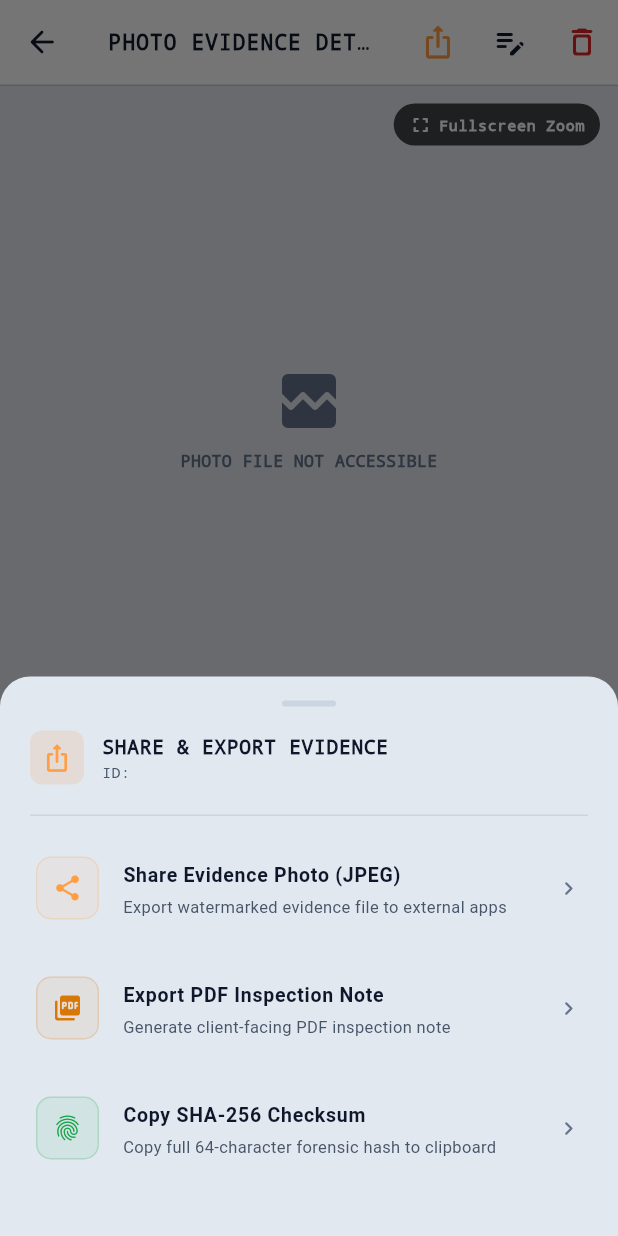
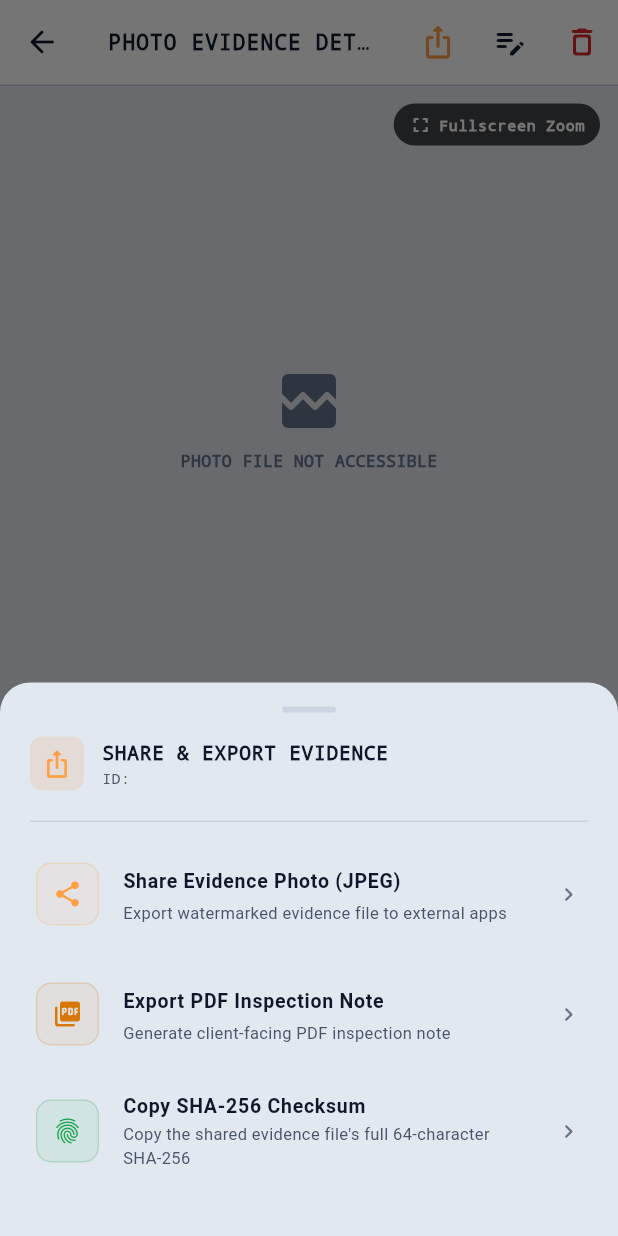
Before and after one commit to moloygoswami/SiteLens, a Flutter app: the MediaDetailScreen screen opened directly with empty values, after a tap on the "ios share" icon, on a phone screen of 412 x 824 dp. Run offline on Flutter 3.47's test engine with Material 3 defaults, Android fonts, the light colour scheme and no system bars; our stand-ins replace camera, clock, cloud_firestore, cloud_functions, connectivity_plus, drift and 14 more; missing offline and left inert: firebase_app_check, get_thumbnail_video; accounts and stored records are empty; generated files the repository leaves out were written again.

Commit message:
fix(gallery): enforce evidence hash authority
Co-authored-by: CommandCodeBot <noreply@commandcode.ai>

```diff
--- a/lib/features/gallery/media_detail_screen.dart
+++ b/lib/features/gallery/media_detail_screen.dart
@@ -42,7 +42,8 @@ class _MediaDetailScreenState extends ConsumerState<MediaDetailScreen> {
   MediaItem? _linkedItem;
   String? _resolvedEvidencePath;
   String? _resolvedOriginalPath;
-  bool _isShaExpanded = false;
+  bool _isOriginalShaExpanded = false;
+  bool _isEvidenceShaExpanded = false;
   bool _isRecovering = false;
 
   /// Canonical persisted site code for [_item]'s site, resolved from the site
@@ -347,24 +348,44 @@ class _MediaDetailScreenState extends ConsumerState<MediaDetailScreen> {
     }
   }
 
-  void _copyShaToClipboard() {
-    final hash = _item.sha256Hash ?? _item.evidenceSha256Hash ?? 'UNKNOWN';
+  /// Copies the digest of exactly the artifact named by [label].
+  ///
+  /// RD-M4-02: a missing digest is disclosed as unavailable and nothing is
+  /// copied — the other artifact's hash is never substituted (Rule 5).
+  void _copyHashToClipboard(String? hash, String label) {
+    ScaffoldMessenger.of(context).removeCurrentSnackBar();
+
+    if (hash == null || hash.isEmpty) {
+      ScaffoldMessenger.of(context).showSnackBar(
+        SnackBar(
+          content: Text(
+            '$label unavailable — nothing copied',
+            style: const TextStyle(fontFamily: 'monospace', fontSize: 11),
+          ),
+          duration: const Duration(seconds: 2),
+          behavior: SnackBarBehavior.floating,
+        ),
+      );
+      return;
+    }
+
     Clipboard.setData(ClipboardData(text: hash));
-    ScaffoldMessenger.of(context).removeCurrentSnackBar();
     ScaffoldMessenger.of(context).showSnackBar(
-      const SnackBar(
+      SnackBar(
         content: Row(
           children: [
-            Icon(Icons.check_circle_outline_rounded,
+            const Icon(Icons.check_circle_outline_rounded,
                 color: AppColors.statusGreenLight, size: 16),
-            SizedBox(width: 8),
-            Text(
-              'Full SHA-256 Checksum copied to clipboard',
-              style: TextStyle(fontFamily: 'monospace', fontSize: 11),
+            const SizedBox(width: 8),
+            Expanded(
+              child: Text(
+                '$label copied to clipboard',
+                style: const TextStyle(fontFamily: 'monospace', fontSize: 11),
+              ),
             ),
           ],
         ),
-        duration: Duration(seconds: 2),
+        duration: const Duration(seconds: 2),
         behavior: SnackBarBehavior.floating,
       ),
     );
@@ -489,8 +510,10 @@ class _MediaDetailScreenState extends ConsumerState<MediaDetailScreen> {
     final isDegradedStatus = _item.verificationStatus == HudStatus.degraded;
     final isVerifiedStatus = _item.verificationStatus == HudStatus.verified;
     final isPendingStatus = _item.verificationStatus == HudStatus.pending;
-    final fullSha = _item.sha256Hash ?? 'UNKNOWN';
-    final hashPrefix = fullSha.length > 16 ? fullSha.substring(0, 16) : fullSha;
+    // RD-M4-02: the two persisted digests identify two different artifacts and
+    // are presented independently — never conflated via a fallback.
+    final originalSha = _item.sha256Hash;
+    final evidenceSha = _item.evidenceSha256Hash;
     final screenHeight = MediaQuery.of(context).size.height;
 
     return Scaffold(
@@ -957,45 +980,29 @@ class _MediaDetailScreenState extends ConsumerState<MediaDetailScreen> {
                           ),
                         ],
                         const SizedBox(height: 8),
-                        InkWell(
-                          onTap: () =>
-                              setState(() => _isShaExpanded = !_isShaExpanded),
-                          borderRadius: BorderRadius.circular(6),
-                          child: Container(
-                            padding: const EdgeInsets.symmetric(
-                                horizontal: 8, vertical: 6),
-                            decoration: BoxDecoration(
-                              color: AppColors.surfaceContainerHigh,
-                              borderRadius: BorderRadius.circular(6),
-                              border: Border.all(color: AppColors.border),
-                            ),
-                            child: Row(
-                              children: [
-                                Expanded(
-                                  child: Text(
-                                    _isShaExpanded
-                                        ? 'SHA256:\n$fullSha'
-                                        : 'SHA256: $hashPrefix...',
-                                    style: const TextStyle(
-                                      fontFamily: 'monospace',
-                                      fontSize: 10,
-                                      fontWeight: FontWeight.w700,
-                                      color: AppColors.primaryLight,
-                                      height: 1.3,
-                                    ),
-                                  ),
-                                ),
-                                IconButton(
-                                  icon: const Icon(Icons.copy_rounded,
-                                      size: 16, color: AppColors.textSecondary),
-                                  tooltip: 'Copy SHA-256 Hash',
-                                  onPressed: _copyShaToClipboard,
-                                  constraints: const BoxConstraints(
-                                      minWidth: 48, minHeight: 48),
-                                ),
-                              ],
-                            ),
-                          ),
+                        // RD-M4-02: each persisted digest is labelled by the
+                        // artifact it belongs to and copied independently. For
+                        // video evidence the recorded MP4 is both the original
+                        // and the evidence artifact, so both digests are the
+                        // same value by design.
+                        _buildHashRow(
+                          label: 'ORIGINAL SHA-256',
+                          hash: originalSha,
+                          isExpanded: _isOriginalShaExpanded,
+                          onToggleExpand: () => setState(() =>
+                              _isOriginalShaExpanded = !_isOriginalShaExpanded),
+                          onCopy: () => _copyHashToClipboard(
+                              originalSha, 'ORIGINAL SHA-256'),
+                        ),
+                        const SizedBox(height: 6),
+                        _buildHashRow(
+                          label: 'EVIDENCE SHA-256',
+                          hash: evidenceSha,
+                          isExpanded: _isEvidenceShaExpanded,
+                          onToggleExpand: () => setState(() =>
+                              _isEvidenceShaExpanded = !_isEvidenceShaExpanded),
+                          onCopy: () => _copyHashToClipboard(
+                              evidenceSha, 'EVIDENCE SHA-256'),
                         ),
                       ],
                     ),
@@ -1091,6 +1098,60 @@ class _MediaDetailScreenState extends ConsumerState<MediaDetailScreen> {
     final hasAudio = _item.hasAudioTrack;
     if (hasAudio == null) return '—';
     return hasAudio ? 'CAPTURED' : 'MUTED';
+  }
+
+  /// Renders one labelled forensic digest with its own expand/copy
+  /// affordances, so a copied hash always identifies the labelled artifact.
+  /// An absent digest is disclosed as UNAVAILABLE rather than substituted.
+  Widget _buildHashRow({
+    required String label,
+    required String? hash,
+    required bool isExpanded,
+    required VoidCallback onToggleExpand,
+    required VoidCallback onCopy,
+  }) {
+    final hasHash = hash != null && hash.isNotEmpty;
+    final valueText = !hasHash
+        ? '$label: UNAVAILABLE'
+        : isExpanded
+            ? '$label:\n$hash'
+            : '$label: ${hash.length > 16 ? hash.substring(0, 16) : hash}...';
+
+    return InkWell(
+      onTap: onToggleExpand,
+      borderRadius: BorderRadius.circular(6),
+      child: Container(
+        padding: const EdgeInsets.symmetric(horizontal: 8, vertical: 6),
+        decoration: BoxDecoration(
+          color: AppColors.surfaceContainerHigh,
+          borderRadius: BorderRadius.circular(6),
+          border: Border.all(color: AppColors.border),
+        ),
+        child: Row(
+          children: [
+            Expanded(
+              child: Text(
+                valueText,
+                style: const TextStyle(
+                  fontFamily: 'monospace',
+                  fontSize: 10,
+                  fontWeight: FontWeight.w700,
+                  color: AppColors.primaryLight,
+                  height: 1.3,
+                ),
+              ),
+            ),
+            IconButton(
+              icon: const Icon(Icons.copy_rounded,
+                  size: 16, color: AppColors.textSecondary),
+              tooltip: 'Copy $label Hash',
+              onPressed: onCopy,
+              constraints: const BoxConstraints(minWidth: 48, minHeight: 48),
+            ),
+          ],
+        ),
+      ),
+    );
   }
 
   Widget _buildTelemetryRow(String label, String value) {
--- a/lib/features/gallery/widgets/single_item_share_sheet.dart
+++ b/lib/features/gallery/widgets/single_item_share_sheet.dart
@@ -222,15 +222,20 @@ class SingleItemShareSheet extends ConsumerWidget {
               },
             ),
 
-            // Option 3: Copy Full SHA-256 Checksum
+            // Option 3: Copy SHA-256 Checksum of the artifact this sheet
+            // shares (item.uri). For photos that is the burned evidence JPEG
+            // (evid_<id>.jpg), for videos the recorded MP4 — in both cases the
+            // digest is item.evidenceSha256Hash. The original-artifact digest
+            // (item.sha256Hash) is never substituted for a different file.
             _ShareOptionTile(
               icon: Icons.fingerprint_rounded,
               iconColor: AppColors.statusGreen,
               title: 'Copy SHA-256 Checksum',
-              subtitle: 'Copy full 64-character forensic hash to clipboard',
+              subtitle:
+                  'Copy the shared evidence file\'s full 64-character SHA-256',
               onTap: () async {
                 Navigator.of(context).pop();
-                final hash = item.sha256Hash ?? item.evidenceSha256Hash ?? 'UNKNOWN';
+                final hash = item.evidenceSha256Hash ?? 'UNKNOWN';
                 await Clipboard.setData(ClipboardData(text: hash));
                 if (context.mounted) {
                   ScaffoldMessenger.of(context).removeCurrentSnackBar();
```
Also changed, not shown: 2 other files.
